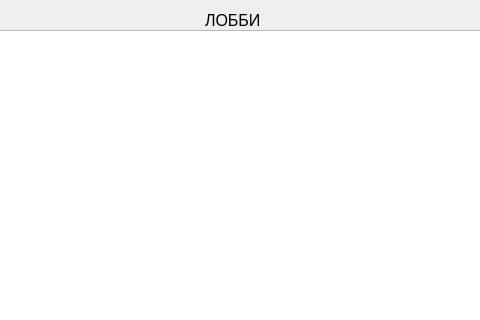
Before: the Qt Designer form Client/Lobby.ui in FingersOfFinger/TwoPythons, drawn with Qt 5; both pictures show x 85 to 565 and y 0 to 320 of the 690 by 431 pixel window.
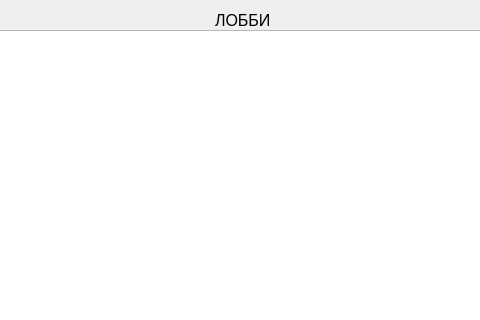
After: the same form once the commit is applied. Icons and pictures are not drawn.

```diff
--- a/Client/Lobby.ui
+++ b/Client/Lobby.ui
@@ -59,7 +59,7 @@
   <widget class="QLabel" name="Lobby_name">
    <property name="geometry">
     <rect>
-     <x>290</x>
+     <x>300</x>
      <y>10</y>
      <width>61</width>
      <height>21</height>
```
